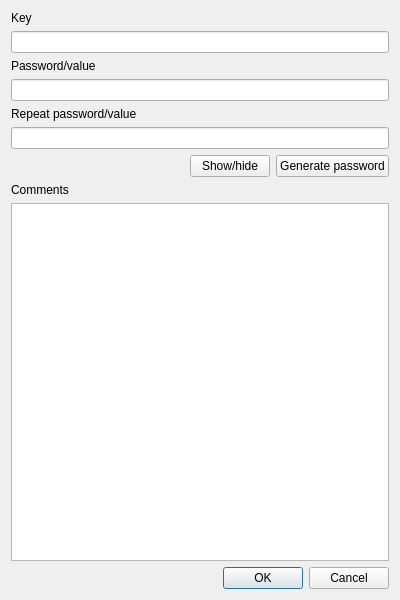
First picture: the form in add_password_dialog.ui, repository 8go/TrezorPass, before the edit.
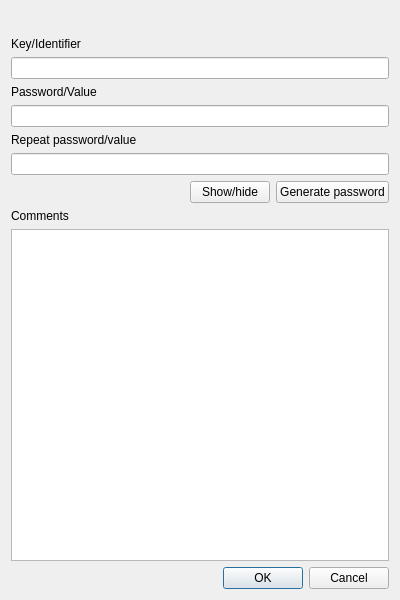
Second picture: the form after the edit. Icons and pictures are not drawn.

```diff
--- a/add_password_dialog.ui
+++ b/add_password_dialog.ui
@@ -24,10 +24,62 @@
     <normaloff>icons/TrezorPass.svg</normaloff>icons/TrezorPass.svg</iconset>
   </property>
   <layout class="QVBoxLayout" name="verticalLayout">
+   <item>
+    <layout class="QHBoxLayout" name="horizontalLayout_2">
+     <item>
+      <spacer name="horizontalSpacer_2">
+       <property name="orientation">
+        <enum>Qt::Horizontal</enum>
+       </property>
+       <property name="sizeHint" stdset="0">
+        <size>
+         <width>40</width>
+         <height>20</height>
+        </size>
+       </property>
+      </spacer>
+     </item>
+     <item>
+      <widget class="QLabel" name="label_5">
+       <property name="maximumSize">
+        <size>
+         <width>49</width>
+         <height>64</height>
+        </size>
+       </property>
+       <property name="text">
+        <string/>
+       </property>
+       <property name="pixmap">
+        <pixmap>icons/TrezorPass.svg</pixmap>
+       </property>
+       <property name="scaledContents">
+        <bool>true</bool>
+       </property>
+       <property name="alignment">
+        <set>Qt::AlignCenter</set>
+       </property>
+      </widget>
+     </item>
+     <item>
+      <spacer name="horizontalSpacer_3">
+       <property name="orientation">
+        <enum>Qt::Horizontal</enum>
+       </property>
+       <property name="sizeHint" stdset="0">
+        <size>
+         <width>40</width>
+         <height>20</height>
+        </size>
+       </property>
+      </spacer>
+     </item>
+    </layout>
+   </item>
    <item>
     <widget class="QLabel" name="label">
      <property name="text">
-      <string>Key</string>
+      <string>Key/Identifier</string>
      </property>
     </widget>
    </item>
@@ -41,7 +93,7 @@
    <item>
     <widget class="QLabel" name="label_2">
      <property name="text">
-      <string>Password/value</string>
+      <string>Password/Value</string>
      </property>
     </widget>
    </item>
```
